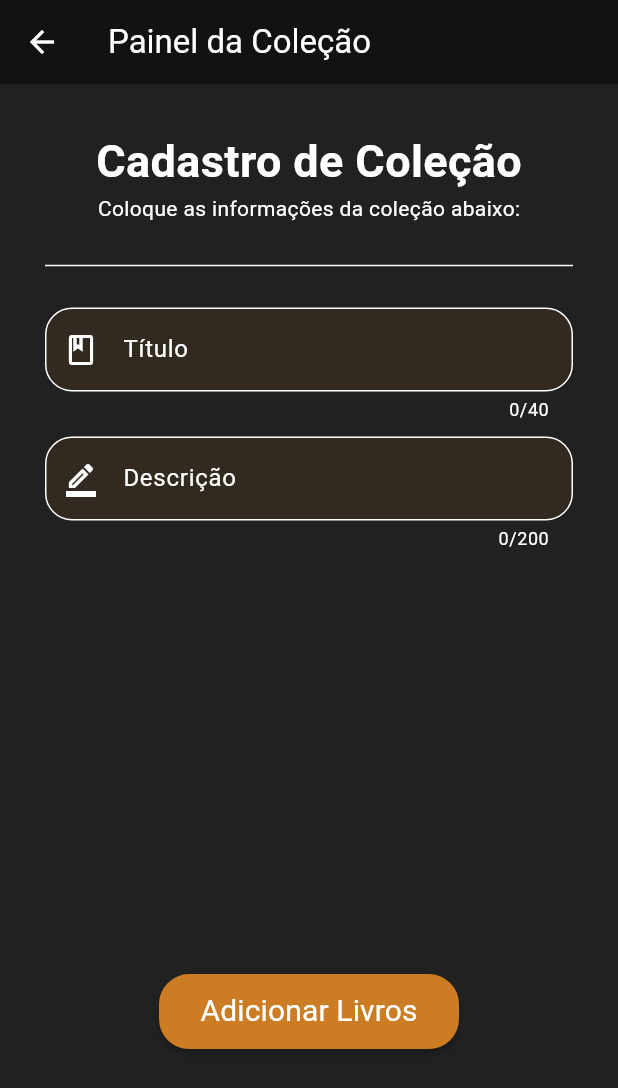
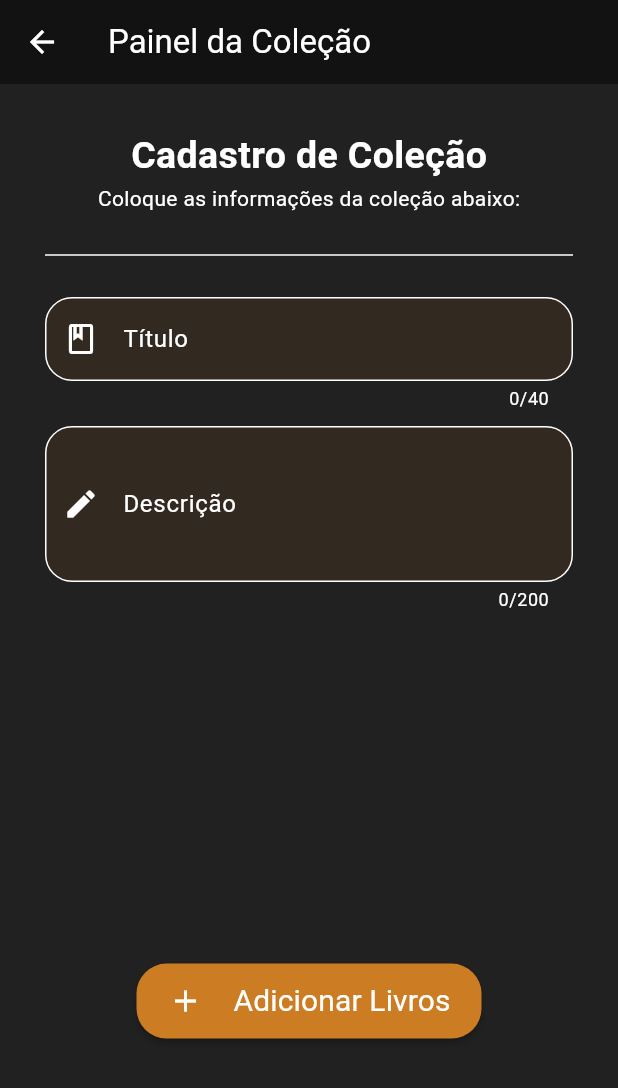
Before and after one commit to Lramosdlima/app-book-club, a Flutter app: the CreateCollectionPage screen opened by its route, on a phone screen of 412 x 824 dp. Shown: the top 1088 px of the screen. Run offline on Flutter 3.47's test engine with Material 3 defaults, Android fonts, the phone set to English and light mode, and no system bars; our stand-ins replace awesome_dialog, dio, flutter_rating_bar, flutter_slidable, mobx, readmore and 1 more; missing offline and left inert: ndialog; accounts and stored records are empty; generated files the repository leaves out were written again.

Commit message:
style: :art: improvement style of create collections

```diff
--- a/lib/common/button.dart
+++ b/lib/common/button.dart
@@ -20,7 +20,7 @@ class AppButton extends StatelessWidget {
   @override
   Widget build(BuildContext context) {
     return SizedBox(
-      width: 200,
+      width: 230,
       child: MaterialButton(
           onPressed: onPressed,
           color: backgroundColor ?? StyleManager.instance.primary,
--- a/lib/view/home/collection/create_collection.dart
+++ b/lib/view/home/collection/create_collection.dart
@@ -17,6 +17,8 @@ class CreateCollectionPage extends StatefulWidget {
 
 class _CreateCollectionPageState extends State<CreateCollectionPage> {
   final Map<String, String> _collectionData = {};
+
+  final GlobalKey<FormState> _formkey = GlobalKey();
 
   TextEditingController titleController = TextEditingController();
   TextEditingController descriptionController = TextEditingController();
@@ -55,7 +57,8 @@ class _CreateCollectionPageState extends State<CreateCollectionPage> {
       child: Scaffold(
         appBar: AppBar(title: const Text('Painel da Coleção')),
         backgroundColor: Colors.grey.shade900,
-        body: Padding(
+        body: SingleChildScrollView(
+          child: Padding(
             padding: const EdgeInsets.all(30.0),
             child: SizedBox(
               width: MediaQuery.of(context).size.width,
@@ -72,6 +75,7 @@ class _CreateCollectionPageState extends State<CreateCollectionPage> {
             ),
           ),
         ),
+      ),
     );
   }
 
@@ -80,7 +84,7 @@ class _CreateCollectionPageState extends State<CreateCollectionPage> {
       children: [
         Text(
           _collectionData['title'] ?? "Cadastro de Coleção",
-          style: const TextStyle(fontSize: 30, fontWeight: FontWeight.bold),
+          style: const TextStyle(fontSize: 25, fontWeight: FontWeight.bold),
         ),
         const Text("Coloque as informações da coleção abaixo:"),
       ],
@@ -106,8 +110,9 @@ class _CreateCollectionPageState extends State<CreateCollectionPage> {
               AppTextField(
                 controller: descriptionController,
                 label: "Descrição",
+                minLines: 3,
                 maxLength: 200,
-                icon: Icons.border_color_outlined,
+                icon: Icons.edit,
               ),
             ],
           ),
@@ -121,13 +126,15 @@ class _CreateCollectionPageState extends State<CreateCollectionPage> {
     return _collectionData['id'] == null
         ? AppButton(
             text: "Adicionar Livros",
+            icon: const Icon(Icons.add),
             onPressed: () {
               _fillCollectionData();
               _goToCollectionAddBook(_collectionData);
             },
           )
         : AppButton(
-            text: "Alterar coleção",
+            text: "Alterar Coleção",
+            icon: const Icon(Icons.edit),
             onPressed: () {
               _fillCollectionData();
               _updateCollection(
@@ -142,19 +149,6 @@ class _CreateCollectionPageState extends State<CreateCollectionPage> {
     Navigator.pushNamed(context, AppRoutes.COLLECTION_ADD_BOOK,
         arguments: collection);
   }
-
-  // void _loadCollectionData(Collection? collection) {
-  //   if (collection != null) {
-  //     _collectionData['id'] = collection.id.toString();
-  //     _collectionData['title'] = collection.title.toString();
-  //     _collectionData['description'] = collection.description != null
-  //         ? collection.description.toString()
-  //         : '';
-  //     setState(() {
-  //       _fillFields();
-  //     });
-  //   }
-  // }
 
   _updateCollection(String id, String title, String description) async {
     try {
```
Lines whose indentation alone changed are shown as unchanged.
